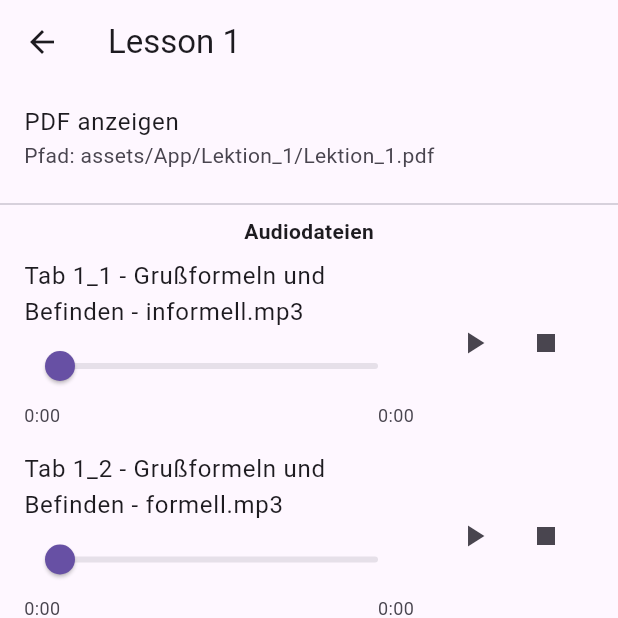
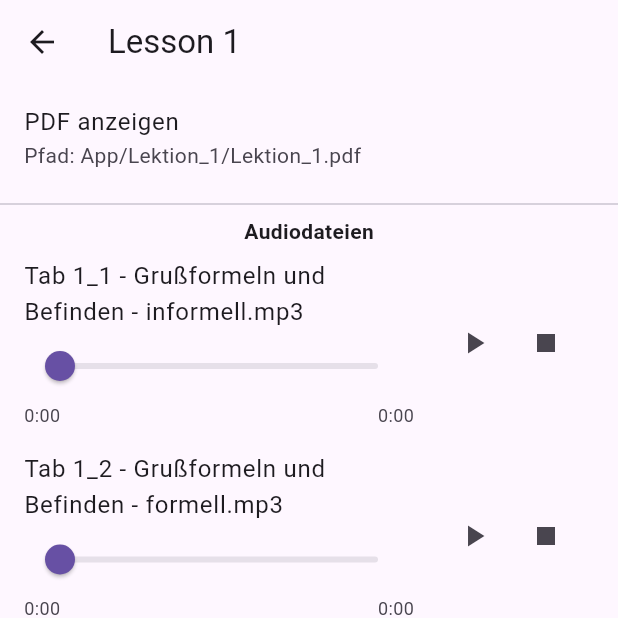
Before and after one commit to telberia/course-app, a Flutter app: the WelcomePage screen opened by its route, after a tap on "Lesson 1", on a phone screen of 412 x 824 dp, the top half of it. Run offline on Flutter 3.47's test engine with Material 3 defaults, Android fonts, the phone set to English and light mode, and no system bars; our stand-ins replace audioplayers, supabase_flutter; missing offline and left inert: flutter_pdfview; accounts and stored records are empty.

Commit message:
Update welcome_page.dart

```diff
--- a/course_app/lib/welcome_page.dart
+++ b/course_app/lib/welcome_page.dart
@@ -20,9 +20,9 @@ class _WelcomePageState extends State<WelcomePage> {
   final List<Map<String, dynamic>> lessons = [
     {
       'name': 'Lesson 1',
-      'pdf': 'assets/App/Lektion_1/Lektion_1.pdf',
+      'pdf': 'App/Lektion_1/Lektion_1.pdf',
       'audio': [
-        'assets/App/Lektion_1/Tab 1_1 - Grußformeln und Befinden - informell.mp3',
+        'App/Lektion_1/Tab 1_1 - Grußformeln und Befinden - informell.mp3',
         'assets/App/Lektion_1/Tab 1_2 - Grußformeln und Befinden - formell.mp3',
         'assets/App/Lektion_1/Tab 1_3 - Vorstellung - informell.mp3',
         'assets/App/Lektion_1/Tab 1_4 - Vorstellung - formell.mp3',
```
